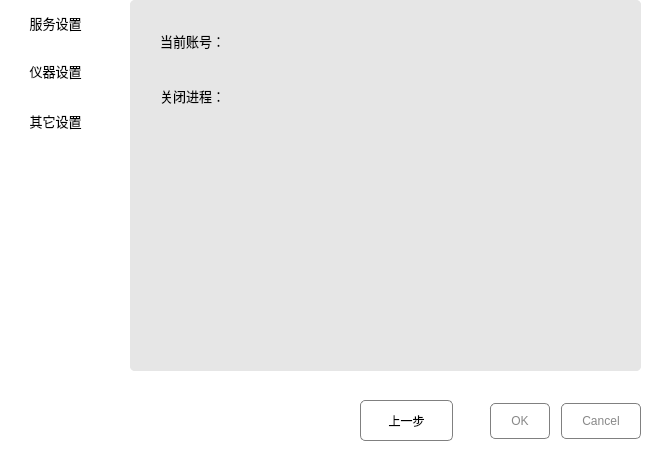
Old version of the form settingdialog.ui in the repository zhaojinting/ysalogin.
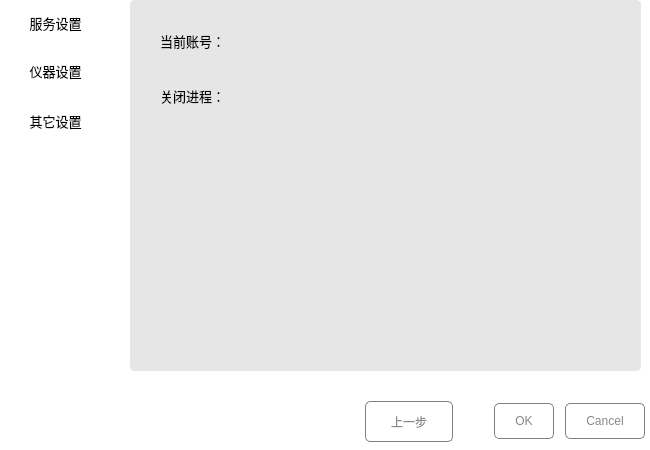
New version of the form. The open tabs and pages were chosen to show the change.

Commit message: '继续调整设置界面的按钮逻辑'

Patch:
```diff
--- a/settingdialog.ui
+++ b/settingdialog.ui
@@ -320,7 +320,7 @@
       <rect>
        <x>30</x>
        <y>20</y>
-       <width>91</width>
+       <width>81</width>
        <height>41</height>
       </rect>
      </property>
@@ -373,14 +373,20 @@
    <property name="geometry">
     <rect>
      <x>360</x>
-     <y>400</y>
+     <y>401</y>
      <width>93</width>
      <height>41</height>
     </rect>
    </property>
+   <property name="sizePolicy">
+    <sizepolicy hsizetype="Expanding" vsizetype="Fixed">
+     <horstretch>0</horstretch>
+     <verstretch>0</verstretch>
+    </sizepolicy>
+   </property>
    <property name="font">
     <font>
-     <family>微软雅黑</family>
+     <family>宋体</family>
      <pointsize>9</pointsize>
      <weight>50</weight>
      <italic>false</italic>
@@ -389,8 +395,10 @@
    </property>
    <property name="styleSheet">
     <string notr="true">*{	
-	color: rgb(0, 0, 0);
+	color: rgb(136, 136, 136);
 	border-radius: 5px;
+	margin-left:5px;
+	padding:10px 20px;
 	background-color: rgb(255, 255, 255);
 	border: 1px solid gray;
 
@@ -415,7 +423,7 @@
     <rect>
      <x>460</x>
      <y>401</y>
-     <width>181</width>
+     <width>185</width>
      <height>41</height>
     </rect>
    </property>
```
Left out of the diff: 23 changed lines with no effect on the pictures. The commit also changes 2 other files.
